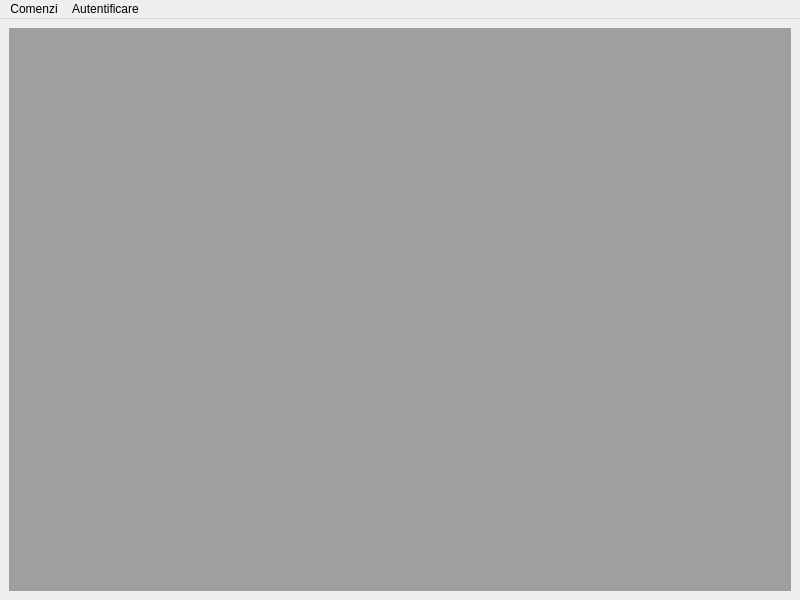
First picture: the form in mainwindow.ui, repository lorenzo-zurini/ShopMaster, before the edit.
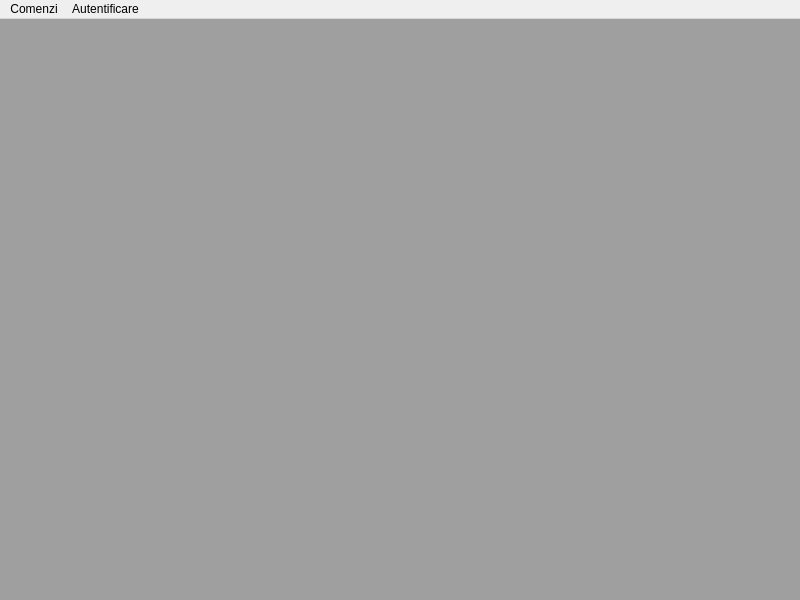
Second picture: the form after the edit.

```diff
--- a/mainwindow.ui
+++ b/mainwindow.ui
@@ -39,6 +39,18 @@
   </property>
   <widget class="QWidget" name="centralwidget">
    <layout class="QGridLayout" name="MainWindowLayout">
+    <property name="leftMargin">
+     <number>0</number>
+    </property>
+    <property name="topMargin">
+     <number>0</number>
+    </property>
+    <property name="rightMargin">
+     <number>0</number>
+    </property>
+    <property name="bottomMargin">
+     <number>0</number>
+    </property>
     <item row="0" column="0">
      <widget class="QMdiArea" name="mdiArea">
       <property name="enabled">
```
Left out of the diff: 7 changed lines with no effect on the pictures.
